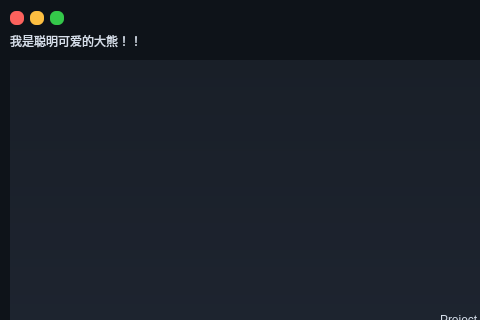
Above: src/BBearEditor/Window/BBProjectDialog.ui from xiaoxianrouzhiyou/BBearEditor-2.0 before the change; both pictures show x 0 to 480 and y 0 to 320 of the 1280 by 720 pixel window. Below: the same form after it.
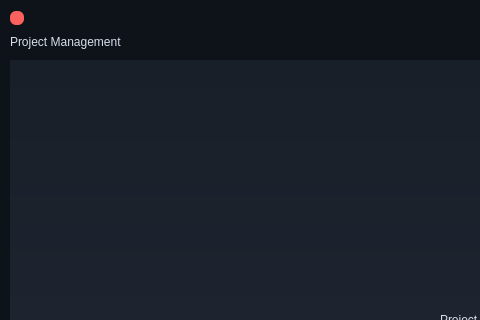
That is the form after the change. Icons and pictures are not drawn.

Commit message: add function of loading project folder

```diff
--- a/src/BBearEditor/Window/BBProjectDialog.ui
+++ b/src/BBearEditor/Window/BBProjectDialog.ui
@@ -67,22 +67,6 @@
    background-color: rgb(239, 78, 73);
 }
 
-#buttonMinimize {
-   background-color: rgb(253, 191, 65);
-}
-
-#buttonMinimize:pressed {
-   background-color: rgb(162, 114, 29);
-}
-
-#buttonMaximize {
-   background-color: rgb(52, 200, 74);
-}
-
-#buttonMaximize:pressed {
-   background-color: rgb(20, 128, 34);
-}
-
 #pageFolder {
     background-color: rgb(14, 19, 25);
 }
@@ -214,6 +198,10 @@
     font: 9pt &quot;Arial&quot;;
 }
 
+#buttonCancel:hover {
+    background: #8c8193bc;
+}
+
 #buttonCreate {
     border: none;
     border-radius: 4px;
@@ -324,51 +312,13 @@
               </property>
              </widget>
             </item>
-            <item alignment="Qt::AlignLeft">
-             <widget class="QPushButton" name="buttonMinimize">
-              <property name="minimumSize">
-               <size>
-                <width>14</width>
-                <height>14</height>
-               </size>
-              </property>
-              <property name="maximumSize">
-               <size>
-                <width>14</width>
-                <height>14</height>
-               </size>
-              </property>
-              <property name="text">
-               <string/>
-              </property>
-             </widget>
-            </item>
-            <item>
-             <widget class="QPushButton" name="buttonMaximize">
-              <property name="minimumSize">
-               <size>
-                <width>14</width>
-                <height>14</height>
-               </size>
-              </property>
-              <property name="maximumSize">
-               <size>
-                <width>14</width>
-                <height>14</height>
-               </size>
-              </property>
-              <property name="text">
-               <string/>
-              </property>
-             </widget>
-            </item>
            </layout>
           </widget>
          </item>
          <item>
           <widget class="QLabel" name="introduction">
            <property name="text">
-            <string>我是聪明可爱的大熊！！</string>
+            <string>Project Management</string>
            </property>
           </widget>
          </item>
```
The commit also changes 10 other files.
